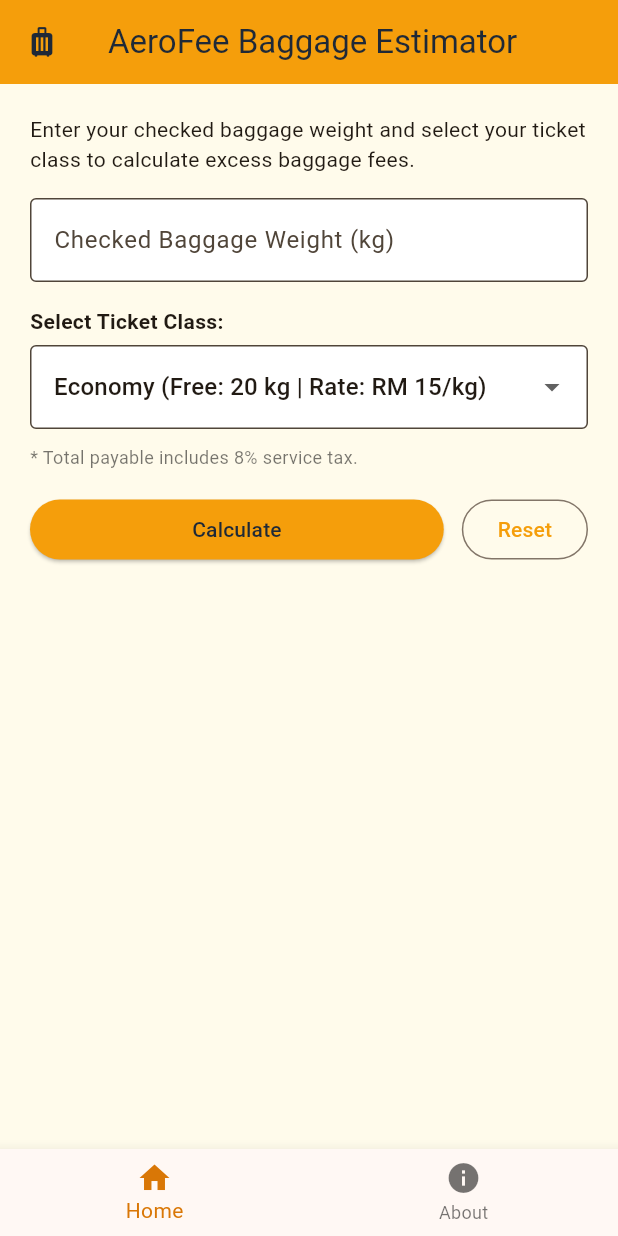
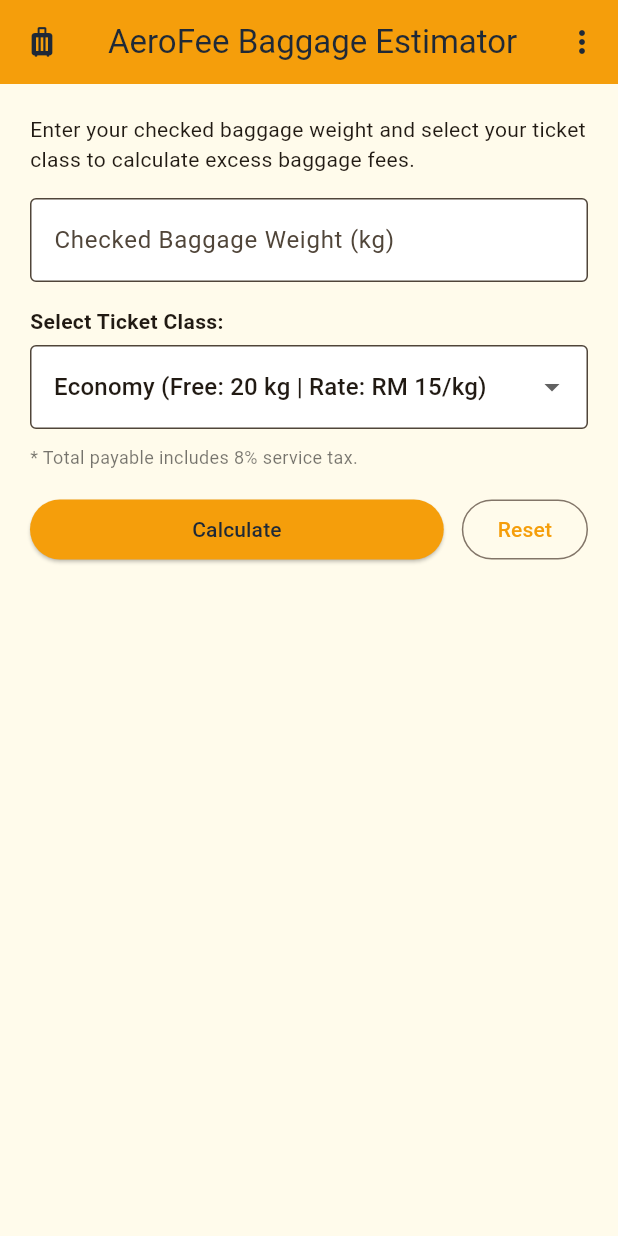
Before and after one commit to ecachuu/ITT550_IndividualAssignment_flutter, a Flutter app: the screen it shows after launch, on a phone screen of 412 x 824 dp. Run offline on Flutter 3.47's test engine with Material 3 defaults, Android fonts, the phone set to English and light mode, and no system bars.

Commit message:
adjust navigation bar

```diff
--- a/lib/main.dart
+++ b/lib/main.dart
@@ -43,27 +43,28 @@ class MyApp extends StatelessWidget {
           ),
         ),
       ),
-      home: const MainScreen(title: 'AeroFee Baggage Estimator'),
+
+      home: const HomePage(title: 'AeroFee Baggage Estimator'),
     );
   }
 }
 
 //navigation bar (home & about page)
-class MainScreen extends StatefulWidget {
-  const MainScreen({super.key, required this.title});
+class HomePage extends StatefulWidget {
+  const HomePage({super.key, required this.title});
   final String title;
 
   @override
-  State<MainScreen> createState() => _MainScreenState();
+  State<HomePage> createState() => _HomePageState();
 }
 
-class _MainScreenState extends State<MainScreen> {
+class _HomePageState extends State<HomePage> {
   int _currentIndex = 0; //tracks active tab (0 = home, 1 = about). function letak _ sebab nak buat dia private to this file
 
   final List<Widget> _screens = const [
     //list of screens for navigation bar
-    HomePage(),
-    AboutPage(),
+    CalculatorPage(), //index 0: main calculator form
+    AboutPage(), //index 1: about page
   ];
 
   @override
@@ -74,35 +75,58 @@ class _MainScreenState extends State<MainScreen> {
         //untuk icon luggage and title
         leading: const Icon(Icons.luggage),
         title: Text(widget.title),
+        //actions letak widgets kat top-right corner AppBar (ganti bottomNavigationBar)
+        actions: [
+          PopupMenuButton<int>(
+            //icon 3 titik menegak (three dots) kat penjuru kanan atas
+            icon: const Icon(Icons.more_vert),
+            //bila user tap option dalam 3 dots menu, update current index and rebuild UI
+            //value 0 = Home (CalculatorPage), value 1 = AboutPage
+            onSelected: (int index) {
+              setState(() {
+                _currentIndex = index;
+              });
+            },
+            //senarai menu yang keluar bila user tekan icon 3 dots
+            itemBuilder: (BuildContext context) => const [
+              PopupMenuItem<int>(
+                value: 0, //connects to _screens[0]
+                child: Row(
+                  children: [
+                    Icon(Icons.home, color: AppColors.colorOnPrimary),
+                    SizedBox(width: 8), //jarak antara icon dengan text
+                    Text('Home'),
+                  ],
+                ),
+              ),
+              PopupMenuItem<int>(
+                value: 1, //connects to _screens[1]
+                child: Row(
+                  children: [
+                    Icon(Icons.info, color: AppColors.colorOnPrimary),
+                    SizedBox(width: 8), //jarak antara icon dengan text
+                    Text('About'),
+                  ],
+                ),
+              ),
+            ],
+          ),
+        ],
       ),
       body: _screens[_currentIndex], //display screen sekarang based on current index
-      bottomNavigationBar: BottomNavigationBar(
-        currentIndex: _currentIndex,
-        selectedItemColor: AppColors.colorSecondary,
-        onTap: (int index) {
-          //bila user tap on bottom navigation bar, update current index and rebuild UI
-          setState(() {
-            _currentIndex = index;
-          });
-        },
-        items: const [
-          BottomNavigationBarItem(icon: Icon(Icons.home), label: 'Home'),
-          BottomNavigationBarItem(icon: Icon(Icons.info), label: 'About'),
-        ],
-      ),
     );
   }
 }
 
-// 3. HOME PAGE
-class HomePage extends StatefulWidget {
-  const HomePage({super.key});
+// 3. CALCULATOR PAGE
+class CalculatorPage extends StatefulWidget {
+  const CalculatorPage({super.key});
 
   @override
-  State<HomePage> createState() => _HomePageState();
+  State<CalculatorPage> createState() => _CalculatorPageState();
 }
 
-class _HomePageState extends State<HomePage> {
+class _CalculatorPageState extends State<CalculatorPage> {
   final TextEditingController weightController = TextEditingController();
   //connects dengan TextField so code can read apa user type
 
```
Also changed, not shown: 1 other file.
